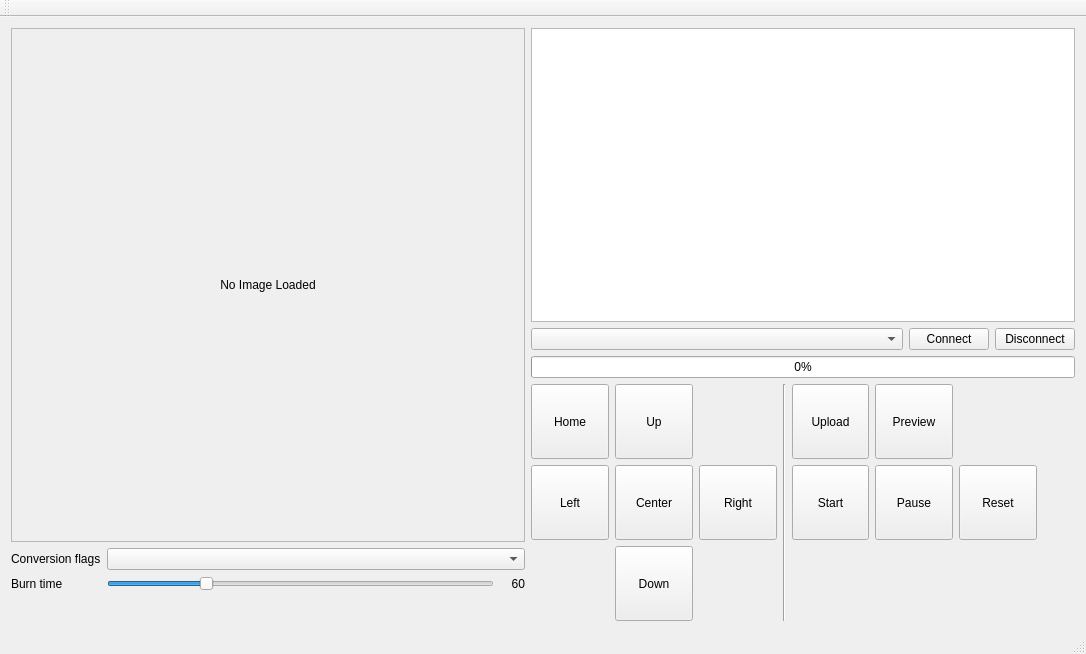
Qt form EzGraverUi/mainwindow.ui (camrein/EzGraver) before a commit.
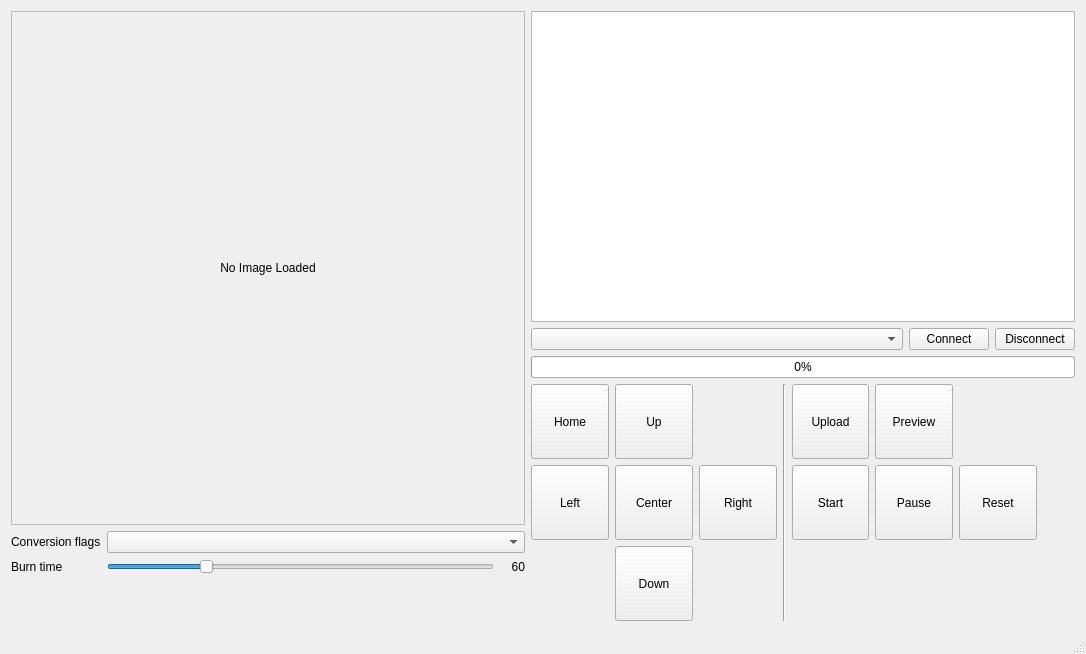
The same form after that commit. Custom widgets are drawn as their Qt base class.

Commit message: Removed unnecessary toolbar entry.

The edit to the form file:
```diff
--- a/EzGraverUi/mainwindow.ui
+++ b/EzGraverUi/mainwindow.ui
@@ -415,14 +415,6 @@
     </rect>
    </property>
   </widget>
-  <widget class="QToolBar" name="mainToolBar">
-   <attribute name="toolBarArea">
-    <enum>TopToolBarArea</enum>
-   </attribute>
-   <attribute name="toolBarBreak">
-    <bool>false</bool>
-   </attribute>
-  </widget>
   <widget class="QStatusBar" name="statusBar"/>
  </widget>
  <layoutdefault spacing="6" margin="11"/>
```
